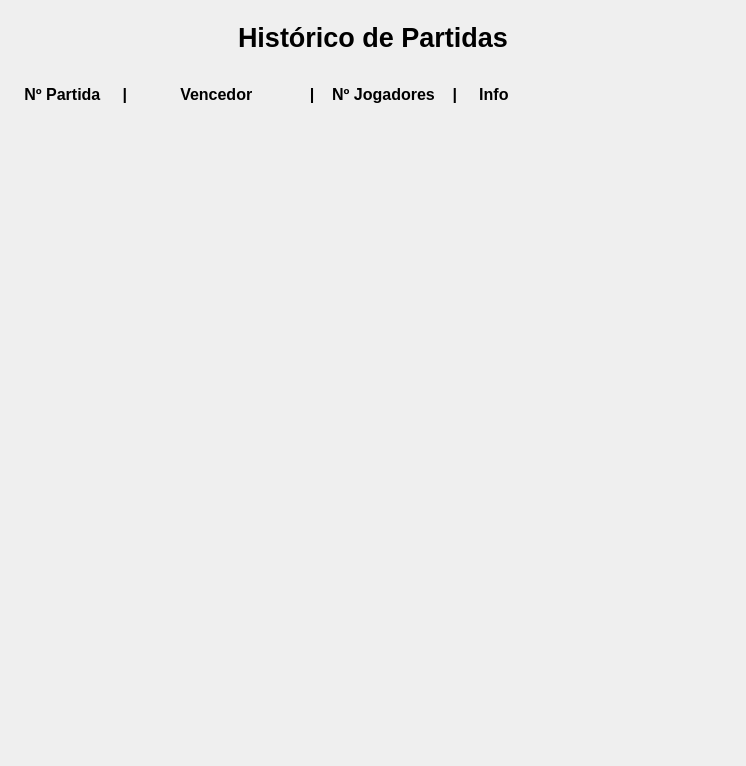
The window that Interface/Historico.ui (solmseda/Ludo-Python) describes before a commit, drawn with Qt 5.
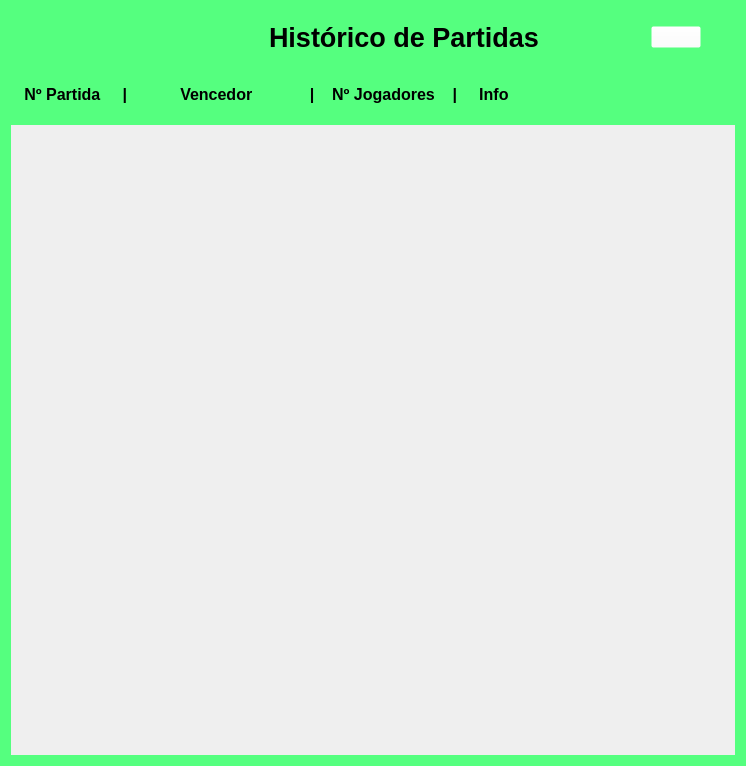
The same window after the commit. Icons and pictures are not drawn.

```diff
--- a/Interface/Historico.ui
+++ b/Interface/Historico.ui
@@ -10,6 +10,18 @@
     <height>766</height>
    </rect>
   </property>
+  <property name="minimumSize">
+   <size>
+    <width>746</width>
+    <height>766</height>
+   </size>
+  </property>
+  <property name="maximumSize">
+   <size>
+    <width>746</width>
+    <height>766</height>
+   </size>
+  </property>
   <property name="windowTitle">
    <string>Histórico</string>
   </property>
@@ -17,8 +29,18 @@
    <iconset resource="Resources/resources.qrc">
     <normaloff>:/Imagens/ludo_icon.jpg</normaloff>:/Imagens/ludo_icon.jpg</iconset>
   </property>
+  <property name="styleSheet">
+   <string notr="true">QWidget#Historico {
+background-color: rgb(85, 255, 127);
+}
+
+</string>
+  </property>
   <layout class="QVBoxLayout" name="verticalLayout">
-   <item alignment="Qt::AlignHCenter">
+   <item>
+    <widget class="QWidget" name="horizontalWidget" native="true">
+     <layout class="QHBoxLayout" name="layoutTitle">
+      <item alignment="Qt::AlignRight">
     <widget class="QLabel" name="labelTitle">
      <property name="font">
       <font>
@@ -33,6 +55,73 @@
      <property name="alignment">
       <set>Qt::AlignCenter</set>
      </property>
+       </widget>
+      </item>
+      <item>
+       <spacer name="horizontalSpacer">
+        <property name="orientation">
+         <enum>Qt::Horizontal</enum>
+        </property>
+        <property name="sizeType">
+         <enum>QSizePolicy::Fixed</enum>
+        </property>
+        <property name="sizeHint" stdset="0">
+         <size>
+          <width>106</width>
+          <height>20</height>
+         </size>
+        </property>
+       </spacer>
+      </item>
+      <item>
+       <widget class="QPushButton" name="buttonTrash">
+        <property name="maximumSize">
+         <size>
+          <width>50</width>
+          <height>16777215</height>
+         </size>
+        </property>
+        <property name="cursor">
+         <cursorShape>PointingHandCursor</cursorShape>
+        </property>
+        <property name="toolTip">
+         <string>Deleta todos os registros das partidas jogdas</string>
+        </property>
+        <property name="styleSheet">
+         <string notr="true">background-color: rgba(255, 255, 255, 0);</string>
+        </property>
+        <property name="text">
+         <string/>
+        </property>
+        <property name="icon">
+         <iconset resource="Resources/resources.qrc">
+          <normaloff>:/Imagens/trashIcon.png</normaloff>:/Imagens/trashIcon.png</iconset>
+        </property>
+        <property name="iconSize">
+         <size>
+          <width>48</width>
+          <height>48</height>
+         </size>
+        </property>
+       </widget>
+      </item>
+      <item>
+       <spacer name="horizontalSpacer_2">
+        <property name="orientation">
+         <enum>Qt::Horizontal</enum>
+        </property>
+        <property name="sizeType">
+         <enum>QSizePolicy::Fixed</enum>
+        </property>
+        <property name="sizeHint" stdset="0">
+         <size>
+          <width>25</width>
+          <height>20</height>
+         </size>
+        </property>
+       </spacer>
+      </item>
+     </layout>
     </widget>
    </item>
    <item>
```
Lines whose indentation alone changed are shown as unchanged.
